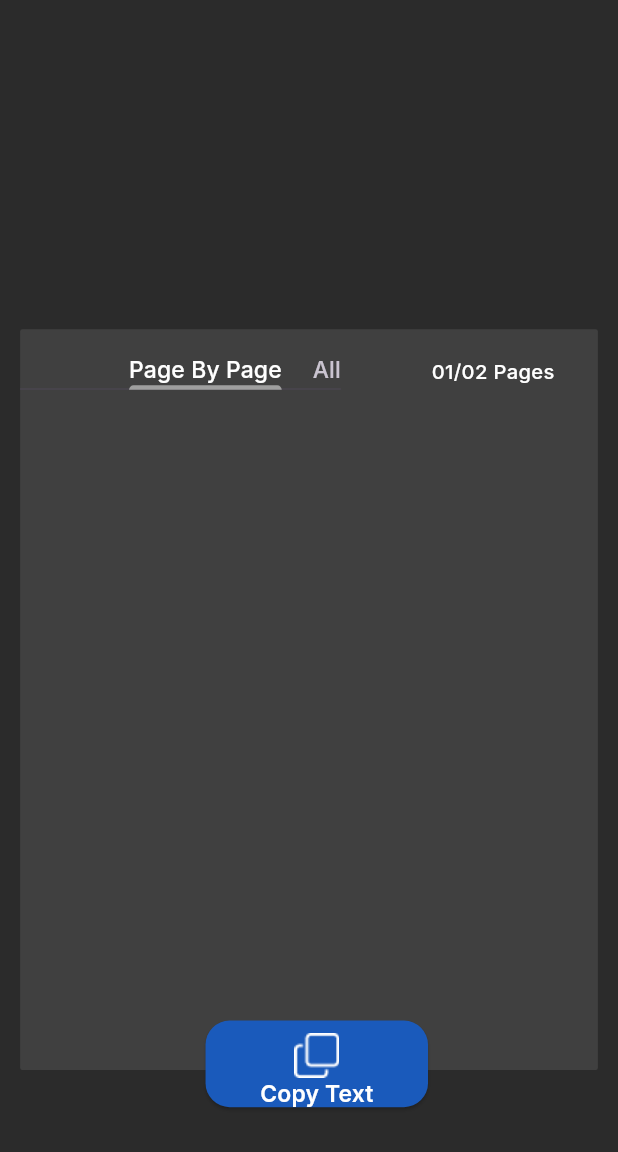
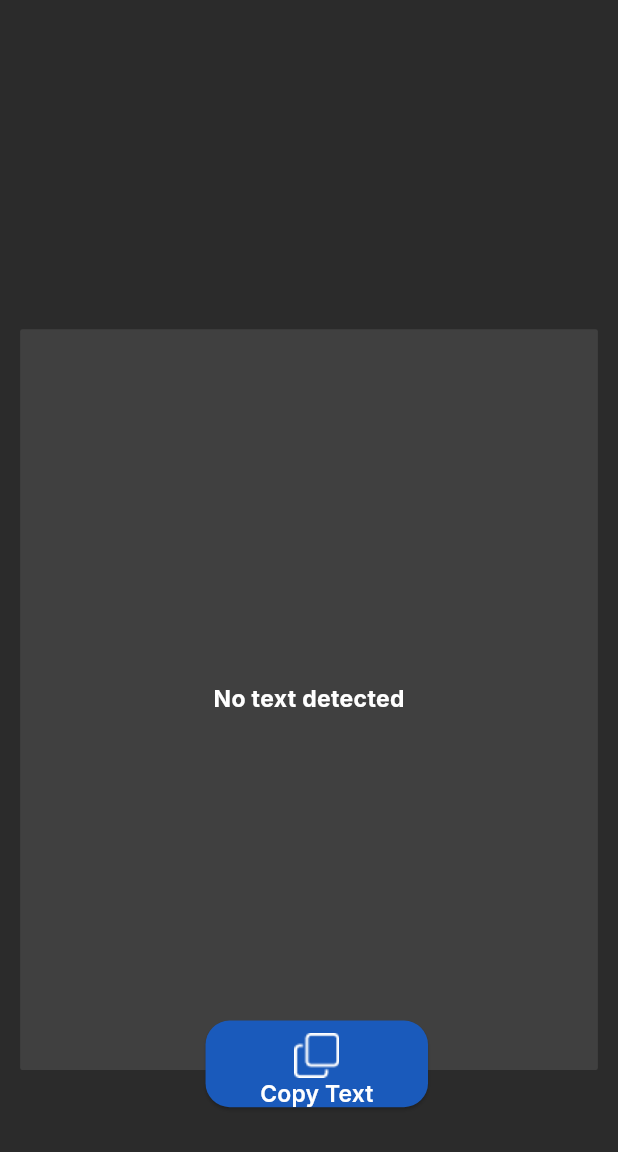
Before and after one commit to iDevCraft/Text-Converter, a Flutter app: the FetchFile screen opened directly with empty values, after a tap on "Extract", on a phone screen of 412 x 824 dp, the part 84-1236 px from its top. Run offline on Flutter 3.47's test engine with Material 3 defaults, Android fonts, the phone set to English and light mode, and no system bars; our stand-ins replace device_info_plus, google_fonts, permission_handler, responsive_sizer; missing offline and left inert: external_path, google_mlkit_text_recognition, photo_manager.

Commit message:
Add text extraction and improve image selection
Implemented text extraction from selected images using Google ML Kit and path_provider. Improved image selection with permission handling and caching, updated UI for extraction progress, and refactored result page to display extracted text. Added helper screens and updated dependencies.

```diff
--- a/lib/screens/fetch_file.dart
+++ b/lib/screens/fetch_file.dart
@@ -1,10 +1,10 @@
 import 'dart:typed_data';
-
 import 'package:flutter/material.dart';
 import 'package:google_fonts/google_fonts.dart';
 import 'package:responsive_sizer/responsive_sizer.dart';
 import 'package:text_converter/helper/string_images.dart';
 import 'package:text_converter/screens/resultpage.dart';
+import 'package:text_converter/screens/text_detect/text_detector.dart';
 
 class FetchFile extends StatefulWidget {
   final List<Uint8List> selectedFiles;
@@ -15,47 +15,69 @@ class FetchFile extends StatefulWidget {
 }
 
 class _FetchFileState extends State<FetchFile> {
-  List<dynamic> fetchingFiles = [];
+  bool isExtracting = false; // 🔹 Loading state
+  TextDetectorHelper textDetectorHelper = TextDetectorHelper();
+
+  Future<void> _extractText() async {
+    setState(() {
+      isExtracting = true;
+    });
+
+    try {
+      final result = await textDetectorHelper.getRecognizedText(
+        widget.selectedFiles,
+      );
+
+      print(result); // yahan pe recognized text console me print hoga
+
+      Navigator.push(
+        context,
+        MaterialPageRoute(
+          builder: (context) {
+            return Resultpage(
+              images: widget.selectedFiles,
+              extractedText: result,
+            );
+          },
+        ),
+      );
+    } catch (e) {
+      print("Error extracting text: $e");
+    } finally {
+      setState(() {
+        isExtracting = false;
+      });
+    }
+  }
 
   @override
   Widget build(BuildContext context) {
     return Scaffold(
       appBar: AppBar(
-        title: SizedBox(
-          width: double.infinity,
-          child: Column(
-            mainAxisAlignment: MainAxisAlignment.start,
-            crossAxisAlignment: CrossAxisAlignment.start,
-            children: [
-              Row(
-                mainAxisAlignment: MainAxisAlignment.start,
+        title: Row(
           children: [
             Image.asset(appbar_image),
             SizedBox(width: 2.w),
             Container(
               decoration: BoxDecoration(
                 borderRadius: BorderRadius.circular(5),
-                      color: Color(0xFF2b2b2b),
+                color: const Color(0xFF2b2b2b),
               ),
               height: 4.h,
               width: 45.w,
               child: Row(
-                      mainAxisAlignment: MainAxisAlignment.start,
-
                 children: [
-                        Container(
-                          margin: EdgeInsets.only(left: 2.w),
-                          child: Text(
+                  SizedBox(width: 2.w),
+                  Text(
                     "File Imported",
                     style: GoogleFonts.inter(
                       fontSize: 14.sp,
                       fontWeight: FontWeight.w600,
                     ),
                   ),
-                        ),
-                        Spacer(),
-                        Container(
-                          margin: EdgeInsets.only(right: 2.w),
+                  const Spacer(),
+                  Padding(
+                    padding: EdgeInsets.only(right: 2.w),
                     child: Image.asset(tick),
                   ),
                 ],
@@ -63,16 +85,14 @@ class _FetchFileState extends State<FetchFile> {
             ),
           ],
         ),
+        actions: [
+          IconButton(onPressed: () {}, icon: const Icon(Icons.more_vert)),
         ],
-          ),
-        ),
-        actions: [IconButton(onPressed: () {}, icon: Icon(Icons.more_vert))],
       ),
       body: Container(
         width: double.infinity,
         color: lightGrey,
         child: Column(
-          mainAxisAlignment: MainAxisAlignment.start,
           children: [
             SizedBox(
               height: 25.h,
@@ -94,11 +114,12 @@ class _FetchFileState extends State<FetchFile> {
                 },
               ),
             ),
-
             Container(
               margin: EdgeInsets.only(top: 20.h),
               child: Text(
-                "Press Button to\nExtract Text",
+                isExtracting
+                    ? "Please Wait..."
+                    : "Press Button to\nExtract Text",
                 style: GoogleFonts.inter(
                   fontSize: 18.sp,
                   color: grey,
@@ -112,30 +133,22 @@ class _FetchFileState extends State<FetchFile> {
               mainAxisAlignment: MainAxisAlignment.end,
               children: [
                 Container(
-                  margin: EdgeInsets.only(top: 25.h, right: 3.w),
+                  margin: EdgeInsets.only(top: 25.h, right: 5.w),
                   child: ElevatedButton(
                     style: ElevatedButton.styleFrom(
-                      backgroundColor: Color(0xff1A5ABB),
+                      backgroundColor: const Color(0xff1A5ABB),
                       shape: RoundedRectangleBorder(
                         borderRadius: BorderRadius.circular(5),
                       ),
+                      elevation: 0,
                     ),
                     onPressed: () {
-                      setState(() {
-                        Navigator.push(
-                          context,
-                          MaterialPageRoute(
-                            builder: (context) {
-                              return Resultpage(images: widget.selectedFiles);
-                            },
-                          ),
-                        );
-                      });
+                      _extractText();
                     },
                     child: Row(
                       children: [
                         Text(
-                          "Extract",
+                          isExtracting ? "Extracting" : "Extract",
                           style: GoogleFonts.inter(
                             fontSize: 16.sp,
                             color: Colors.white,
@@ -143,7 +156,16 @@ class _FetchFileState extends State<FetchFile> {
                           ),
                         ),
                         SizedBox(width: 2.w),
-                        Image.asset(convert),
+                        isExtracting
+                            ? SizedBox(
+                                height: 2.h,
+                                width: 2.h,
+                                child: CircularProgressIndicator(
+                                  strokeWidth: 2,
+                                  color: Colors.white,
+                                ),
+                              )
+                            : Image.asset(convert, color: Colors.white),
                       ],
                     ),
                   ),
--- a/lib/screens/resultpage.dart
+++ b/lib/screens/resultpage.dart
@@ -7,13 +7,22 @@ import 'package:text_converter/helper/string_images.dart';
 
 class Resultpage extends StatefulWidget {
   final List<Uint8List> images;
-  const Resultpage({super.key, required this.images});
+  final String extractedText;
+  const Resultpage({
+    super.key,
+    required this.images,
+    required this.extractedText,
+  });
 
   @override
   State<Resultpage> createState() => _ResultpageState();
 }
 
 class _ResultpageState extends State<Resultpage> {
+  PageController pageController = PageController();
+
+  int currentIndex = 0;
+
   @override
   Widget build(BuildContext context) {
     return Scaffold(
@@ -83,40 +92,27 @@ class _ResultpageState extends State<Resultpage> {
                       ),
                       child: Column(
                         children: [
-                          Row(
-                            children: [
-                              Container(
-                                margin: EdgeInsets.only(top: 2.h),
-                                child: DefaultTabController(
-                                  length: 2,
-                                  child: TabBar(
-                                    indicatorSize: TabBarIndicatorSize.label,
-                                    labelPadding: EdgeInsets.only(left: 5.w),
-                                    indicatorColor: Color(0xff9f9f9f),
-                                    labelStyle: GoogleFonts.inter(
-                                      fontSize: 16.sp,
-                                      color: Colors.white,
-                                      fontWeight: FontWeight.w500,
+                          Expanded(
+                            child: widget.extractedText.trim().isEmpty
+                                ? Center(
+                                    child: Text(
+                                      "No text detected",
+                                      style: GoogleFonts.inter(
+                                        fontSize: 16.sp,
+                                        fontWeight: FontWeight.bold,
+                                        color: Colors.white,
+                                      ),
                                     ),
-                                    isScrollable: true,
-                                    physics: NeverScrollableScrollPhysics(),
-                                    tabs: [Text("Page By Page"), Text("All")],
+                                  )
+                                : SingleChildScrollView(
+                                    child: Text(
+                                      widget.extractedText,
+                                      style: GoogleFonts.inter(
+                                        fontSize: 14.sp,
+                                        color: Colors.white,
+                                      ),
+                                    ),
                                   ),
-                                ),
-                              ),
-                              Spacer(),
-                              Container(
-                                margin: EdgeInsets.only(top: 2.h, right: 7.w),
-                                child: Text(
-                                  "01/02 Pages",
-                                  style: GoogleFonts.inter(
-                                    fontSize: 15.sp,
-                                    color: Colors.white,
-                                    fontWeight: FontWeight.w500,
-                                  ),
-                                ),
-                              ),
-                            ],
                           ),
                         ],
                       ),
--- a/lib/screens/text_detect/text_detector.dart
+++ b/lib/screens/text_detect/text_detector.dart
@@ -1,32 +1,32 @@
+import 'dart:io';
 import 'dart:typed_data';
-import 'dart:ui';
+import 'package:path_provider/path_provider.dart';
 import 'package:google_mlkit_text_recognition/google_mlkit_text_recognition.dart';
 
 class TextDetectorHelper {
-  Future<String> getRecognizedText(Uint8List imageData) async {
-    // Metadata banana zaroori hai
-    final metadata = InputImageMetadata(
-      size: Size(
-        100,
-        100,
-      ), // Ye placeholder hai, actual size detect kar sakte ho
-      rotation: InputImageRotation.rotation0deg,
-      format: InputImageFormat.bgra8888,
-      bytesPerRow: 100 * 4, // width * 4 bytes per pixel
-    );
-
-    final inputImage = InputImage.fromBytes(
-      bytes: imageData,
-      metadata: metadata,
-    );
+  Future<String> getRecognizedText(List<Uint8List> imageData) async {
+    String finalText = "";
 
     final textRecognizer = TextRecognizer(script: TextRecognitionScript.latin);
-    final recognizedText = await textRecognizer.processImage(inputImage);
 
-    String finalText = "";
-    for (var block in recognizedText.blocks) {
-      for (var line in block.lines) {
-        finalText += "${line.text}\n";
+    for (var imgBytes in imageData) {
+      // Step 1: Save Uint8List to temp file
+      final tempDir = await getTemporaryDirectory();
+      final tempFile = File(
+        '${tempDir.path}/temp_${DateTime.now().millisecondsSinceEpoch}.jpg',
+      );
+      await tempFile.writeAsBytes(imgBytes);
+
+      // Step 2: Create InputImage from file path
+      final inputImage = InputImage.fromFilePath(tempFile.path);
+
+      // Step 3: Process the image
+      final recognizedText = await textRecognizer.processImage(inputImage);
+
+      for (var block in recognizedText.blocks) {
+        for (var line in block.lines) {
+          finalText += "${line.text}\n";
+        }
       }
     }
 
--- a/lib/widgets/custom_bottomsheet.dart
+++ b/lib/widgets/custom_bottomsheet.dart
@@ -79,10 +79,10 @@ Future<void> customBottomSheet({required BuildContext context}) {
             children: [
               Imagesscreen(
                 onImagesSelected: (files) {
-                  selectedImages = files; // images update hoti rahengi
+                  selectedImages = files;
                 },
               ),
-              const PdfScreen(),
+              PdfScreen(),
             ],
           ),
         ),
--- a/pubspec.yaml
+++ b/pubspec.yaml
@@ -43,6 +43,7 @@ dependencies:
   google_mlkit_text_recognition: ^0.15.0
   device_info_plus: ^11.5.0
   external_path: ^2.2.0
+  path_provider: ^2.1.5
 
 
 
```
Also changed, not shown: lib/screens/helper/all_page.dart (added, +15 -0 lines), lib/screens/helper/imagesScreen.dart (+103 -70 lines), lib/screens/helper/page_by_page.dart (added, +15 -0 lines), pubspec.lock, 1 other file. Lines whose indentation alone changed are shown as unchanged.
